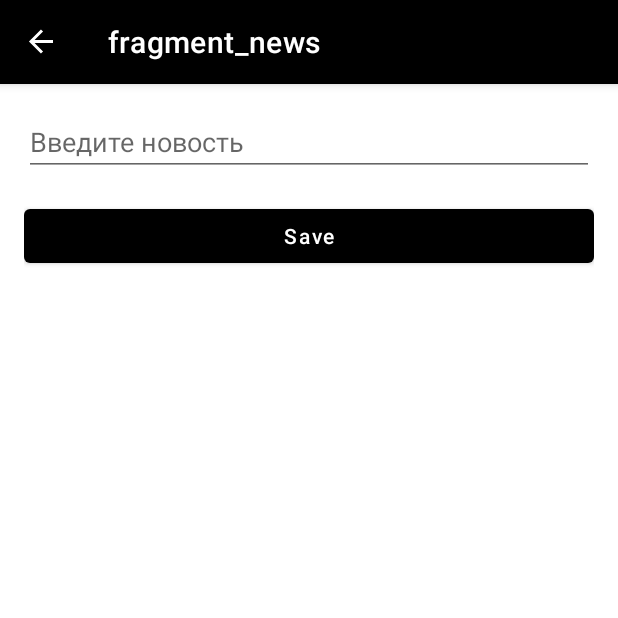
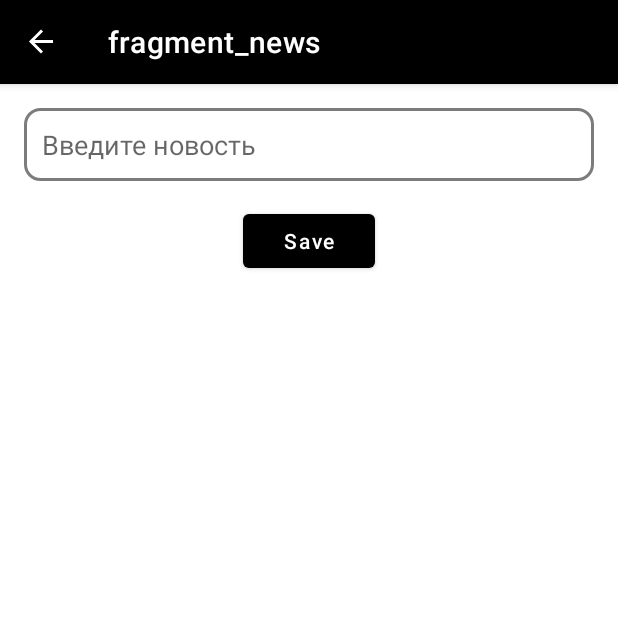
Before and after one commit to Erbole/NewsApp42, an Android app: the NewsFragment screen opened through its navigation route, on a phone screen of 412 x 824 dp, the top half of it. Run offline under Robolectric (Android 15) with nearby library versions, the phone set to English and light mode, and no system bars; our stand-ins replace navigation-ui; 1 statement that could not run was skipped.

Commit message:
доработал

```diff
--- a/app/src/main/java/com/geektach/newsapp42/ui/home/NewsAdapter.java
+++ b/app/src/main/java/com/geektach/newsapp42/ui/home/NewsAdapter.java
@@ -75,7 +75,7 @@ public class NewsAdapter extends RecyclerView.Adapter<NewsAdapter.ViewHolder> {
                     onItemClickListener.onItemLongClick(getAdapterPosition());
                     new AlertDialog.Builder(view.getContext()).setTitle("Удаление")
                             .setMessage("Вы точно хотите удалить?")
-                            .setNegativeButton("Нет", null)
+                            .setPositiveButton("Нет", null)
                             .setNegativeButton("Да", new DialogInterface.OnClickListener() {
                                 @Override
                                 public void onClick(DialogInterface dialogInterface, int i) {
--- a/app/src/main/res/layout/fragment_news.xml
+++ b/app/src/main/res/layout/fragment_news.xml
@@ -9,6 +9,8 @@
 
     <!-- TODO: Update blank fragment layout -->
     <EditText
+        android:padding="12dp"
+        android:background="@drawable/circle_backgrond"
         android:id="@+id/editText"
         android:layout_width="match_parent"
         android:layout_height="wrap_content"
@@ -16,11 +18,12 @@
         android:inputType="textCapSentences" />
 
     <Button
+        android:layout_gravity="center"
         android:text="Save"
         android:textAllCaps="false"
         android:id="@+id/btnSave"
         android:layout_marginTop="16dp"
-        android:layout_width="match_parent"
+        android:layout_width="wrap_content"
         android:layout_height="wrap_content" />
 
 </LinearLayout>
--- a/app/src/main/res/layout/fragment_profile.xml
+++ b/app/src/main/res/layout/fragment_profile.xml
@@ -24,7 +24,7 @@
         android:layout_marginTop="16dp"
         android:background="@drawable/circle_backgrond"
         android:hint="Введите имя"
-        android:inputType="textPersonName"
+        android:inputType="textCapSentences"
         android:padding="12dp"
         android:textColor="@color/black"
         android:textStyle="bold" />
```
Also changed, not shown: app/src/main/java/com/geektach/newsapp42/MainActivity.java (+0 -8 lines), app/src/main/java/com/geektach/newsapp42/NewsFragment.java (+8 -2 lines).
